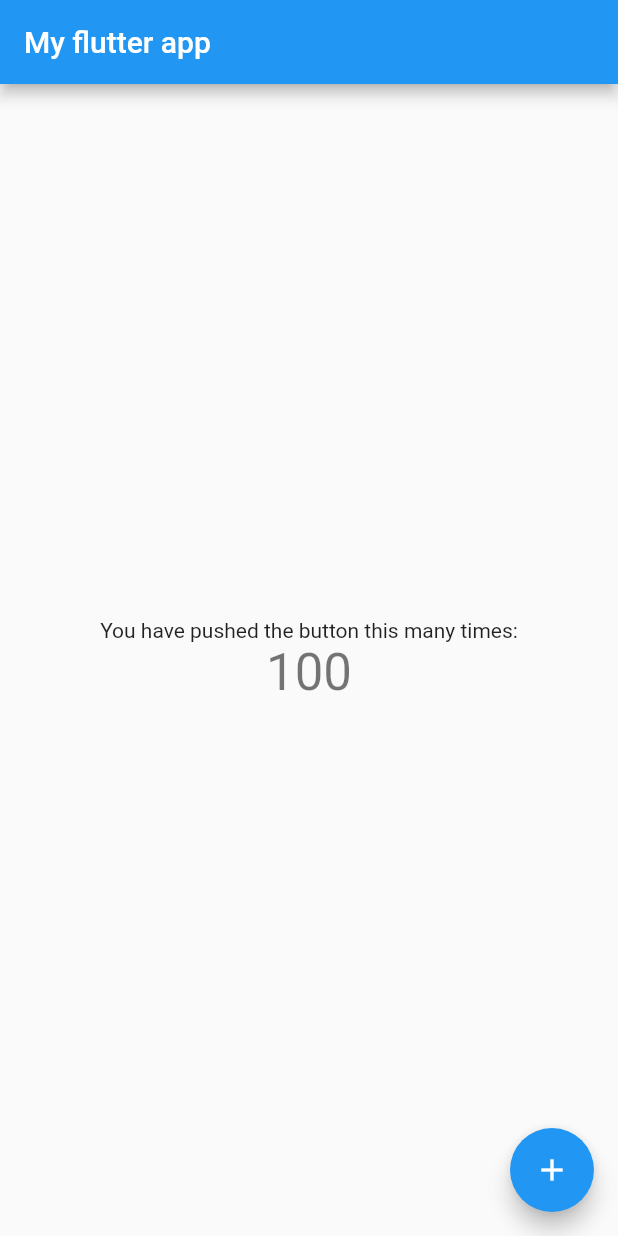
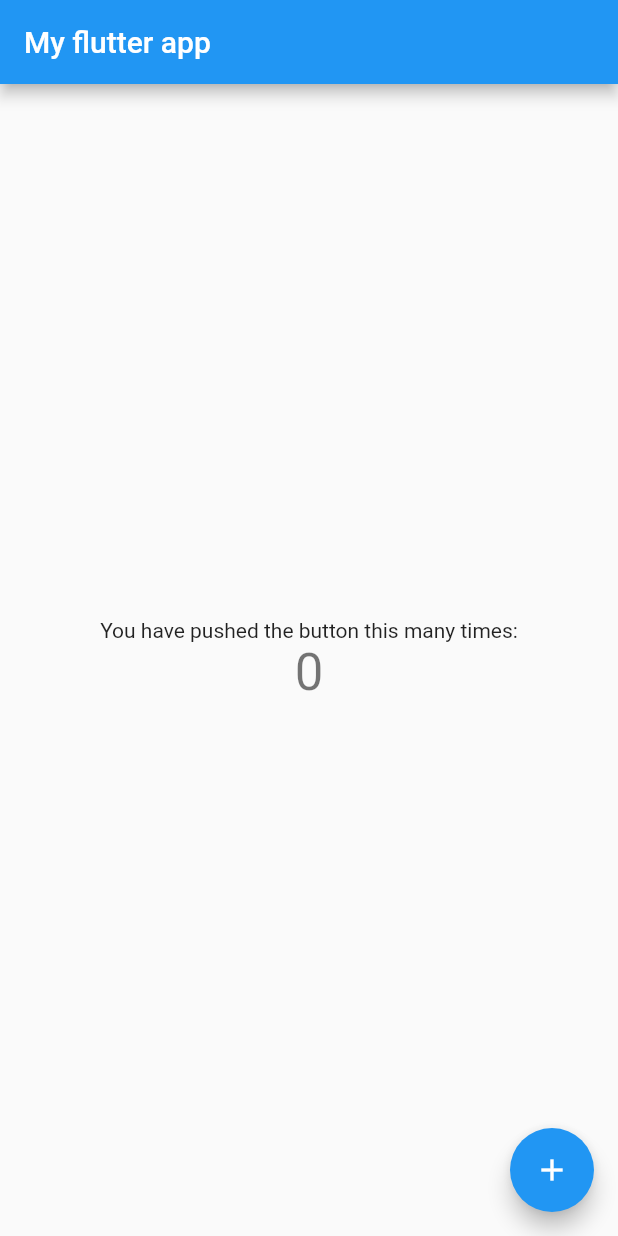
Before and after one commit to LiiNen/flutter_basic, a Flutter app: the screen it shows after launch, on a phone screen of 412 x 824 dp. Run offline on Flutter 3.47's test engine with Material 2 defaults, Android fonts, the phone set to English and light mode, and no system bars.

Commit message:
Delete comment

```diff
--- a/lib/main.dart
+++ b/lib/main.dart
@@ -7,23 +7,9 @@ void main() {
 class MyApp extends StatelessWidget {
   const MyApp({Key? key}) : super(key: key);
 
-  // This widget is the root of your application.
   @override
   Widget build(BuildContext context) {
     return MaterialApp(
-      title: 'Flutter Demo',
-      theme: ThemeData(
-        // This is the theme of your application.
-        //
-        // Try running your application with "flutter run". You'll see the
-        // application has a blue toolbar. Then, without quitting the app, try
-        // changing the primarySwatch below to Colors.green and then invoke
-        // "hot reload" (press "r" in the console where you ran "flutter run",
-        // or simply save your changes to "hot reload" in a Flutter IDE).
-        // Notice that the counter didn't reset back to zero; the application
-        // is not restarted.
-        primarySwatch: Colors.blue,
-      ),
       home: const MyHomePage(title: 'My flutter app'),
     );
   }
@@ -31,16 +17,6 @@ class MyApp extends StatelessWidget {
 
 class MyHomePage extends StatefulWidget {
   const MyHomePage({Key? key, required this.title}) : super(key: key);
-
-  // This widget is the home page of your application. It is stateful, meaning
-  // that it has a State object (defined below) that contains fields that affect
-  // how it looks.
-
-  // This class is the configuration for the state. It holds the values (in this
-  // case the title) provided by the parent (in this case the App widget) and
-  // used by the build method of the State. Fields in a Widget subclass are
-  // always marked "final".
-
   final String title;
 
   @override
@@ -48,51 +24,22 @@ class MyHomePage extends StatefulWidget {
 }
 
 class _MyHomePageState extends State<MyHomePage> {
-  int _counter = 100;
+  int _counter = 0;
 
   void _incrementCounter() {
     setState(() {
-      // This call to setState tells the Flutter framework that something has
-      // changed in this State, which causes it to rerun the build method below
-      // so that the display can reflect the updated values. If we changed
-      // _counter without calling setState(), then the build method would not be
-      // called again, and so nothing would appear to happen.
       _counter++;
     });
   }
 
   @override
   Widget build(BuildContext context) {
-    // This method is rerun every time setState is called, for instance as done
-    // by the _incrementCounter method above.
-    //
-    // The Flutter framework has been optimized to make rerunning build methods
-    // fast, so that you can just rebuild anything that needs updating rather
-    // than having to individually change instances of widgets.
     return Scaffold(
       appBar: AppBar(
-        // Here we take the value from the MyHomePage object that was created by
-        // the App.build method, and use it to set our appbar title.
         title: Text(widget.title),
       ),
       body: Center(
-        // Center is a layout widget. It takes a single child and positions it
-        // in the middle of the parent.
         child: Column(
-          // Column is also a layout widget. It takes a list of children and
-          // arranges them vertically. By default, it sizes itself to fit its
-          // children horizontally, and tries to be as tall as its parent.
-          //
-          // Invoke "debug painting" (press "p" in the console, choose the
-          // "Toggle Debug Paint" action from the Flutter Inspector in Android
-          // Studio, or the "Toggle Debug Paint" command in Visual Studio Code)
-          // to see the wireframe for each widget.
-          //
-          // Column has various properties to control how it sizes itself and
-          // how it positions its children. Here we use mainAxisAlignment to
-          // center the children vertically; the main axis here is the vertical
-          // axis because Columns are vertical (the cross axis would be
-          // horizontal).
           mainAxisAlignment: MainAxisAlignment.center,
           children: <Widget>[
             const Text(
@@ -109,7 +56,7 @@ class _MyHomePageState extends State<MyHomePage> {
         onPressed: _incrementCounter,
         tooltip: 'Increment',
         child: const Icon(Icons.add),
-      ), // This trailing comma makes auto-formatting nicer for build methods.
+      ),
     );
   }
 }
```
